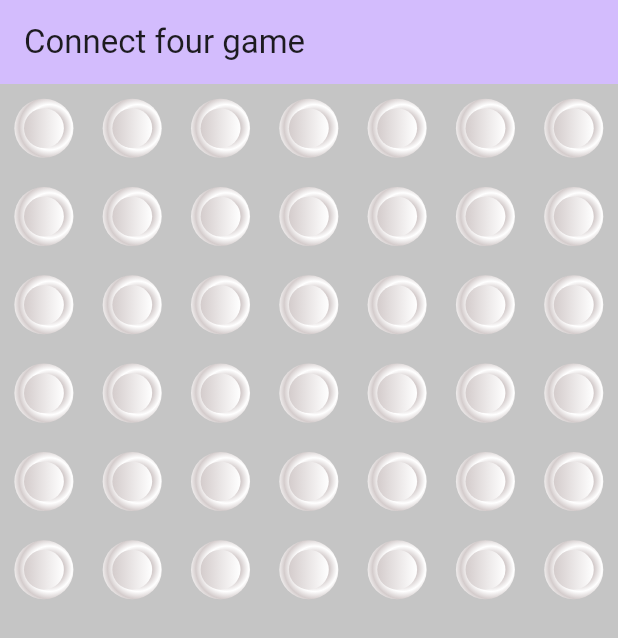
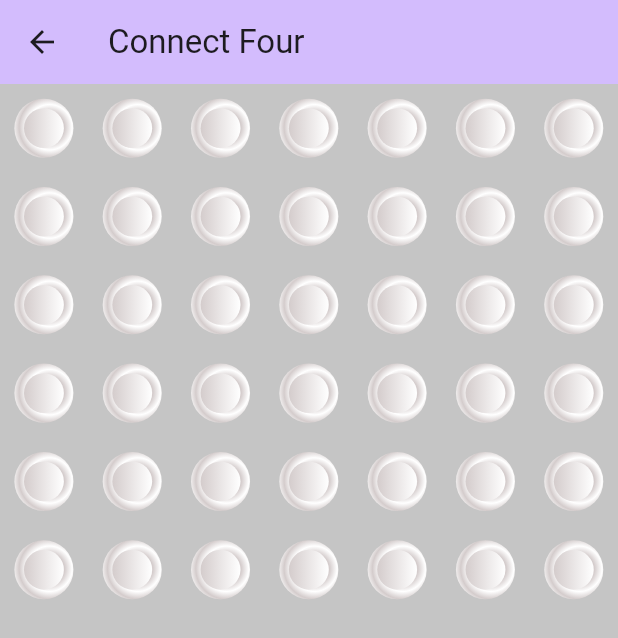
Before and after one commit to vijay94/connect-four-flutter-with-co-pilot, a Flutter app: the screen it shows after launch, after a tap on "Start game", on a phone screen of 412 x 824 dp. Shown: the top 638 px of the screen. Run offline on Flutter 3.47's test engine with Material 2 defaults, Android fonts, the phone set to English and light mode, and no system bars; our stand-ins replace flutter_svg; project files that could hold a hidden picture were left out.

Commit message:
moved the app bar from Menu page to game board page

```diff
--- a/lib/game_board/game_board.dart
+++ b/lib/game_board/game_board.dart
@@ -5,9 +5,10 @@ const _player_1 = 1;
 const _player_2 = 2;
 
 class GameBoard extends StatefulWidget {
-  const GameBoard({super.key, required this.title});
+  const GameBoard({super.key, required this.title, required this.exitApp});
 
   final String title;
+  final Function exitApp;
 
   @override
   State<GameBoard> createState() => _GameBoardState();
@@ -150,6 +151,17 @@ class _GameBoardState extends State<GameBoard> {
   Widget build(BuildContext context) {
 
     return Scaffold(
+      // The app bar should have a back button leading to the home page
+      appBar: AppBar(
+        backgroundColor: Theme.of(context).colorScheme.inversePrimary,
+        title: Text(widget.title),
+        leading: IconButton(
+          icon: const Icon(Icons.arrow_back),
+          onPressed: () {
+            Navigator.pop(context);
+          },
+        ),
+      ),
       body: Center(
         // create a grid of buttons
         child: GridView.count(
--- a/lib/home-page/home_page.dart
+++ b/lib/home-page/home_page.dart
@@ -36,7 +36,7 @@ class _MyHomePageState extends State<MyHomePage> {
     if (_currentPage == Page.menuPage) {
       return MenuPage(title: 'Connect Four', startGame: _switchToGameBoard, exitApp: _exitApp);
     } else {
-      return const GameBoard(title: 'Connect Four');
+      return GameBoard(title: 'Connect Four', exitApp: _exitApp);
     }
   }
 
@@ -53,10 +53,6 @@ class _MyHomePageState extends State<MyHomePage> {
   @override
   Widget build(BuildContext context) {
     return Scaffold(
-      appBar: AppBar(
-        backgroundColor: Theme.of(context).colorScheme.inversePrimary,
-        title: Text(widget.title),
-      ),
       body: _getCurrentPage(),
     );
   }
--- a/lib/main.dart
+++ b/lib/main.dart
@@ -16,6 +16,12 @@ class ConnectFourApp extends StatelessWidget {
       theme: ThemeData(
         scaffoldBackgroundColor: Colors.black12,
         colorScheme: ColorScheme.fromSeed(seedColor: Colors.deepPurple),
+        textTheme: const TextTheme(
+          headlineMedium: TextStyle(
+            fontSize: 40,
+            color: Colors.deepPurple,
+          ),
+        ),
         useMaterial3: true,
       ),
       home: const MyHomePage(title: 'Connect four game'),
--- a/lib/menu_page/menu_page.dart
+++ b/lib/menu_page/menu_page.dart
@@ -17,7 +17,9 @@ class MenuPage extends StatelessWidget {
 
   @override
   Widget build(BuildContext context) {
-    return Center(
+    return Container(
+      color: const Color.fromARGB(255, 245, 217, 248),
+      child: Center(
         child: Column(
           children: [
             const SizedBox(height: 100),
@@ -42,6 +44,7 @@ class MenuPage extends StatelessWidget {
             const SizedBox(height: 100),
           ],
         ),
+      ),
     );
   }
 }
```
Lines whose indentation alone changed are shown as unchanged.
